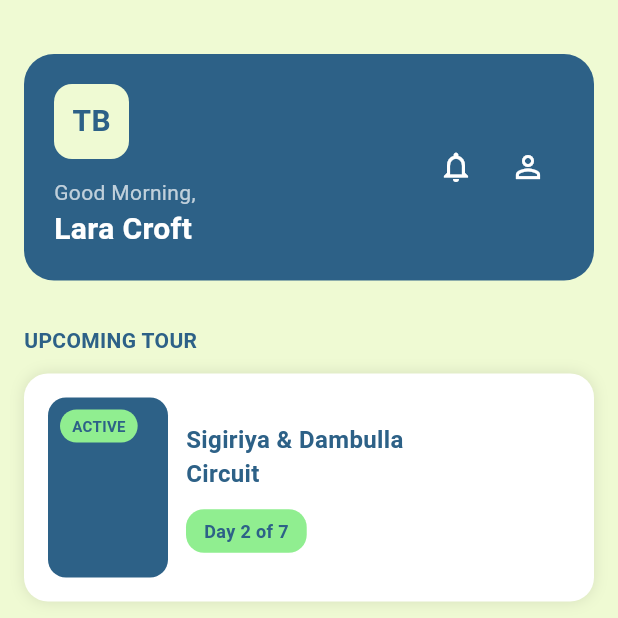
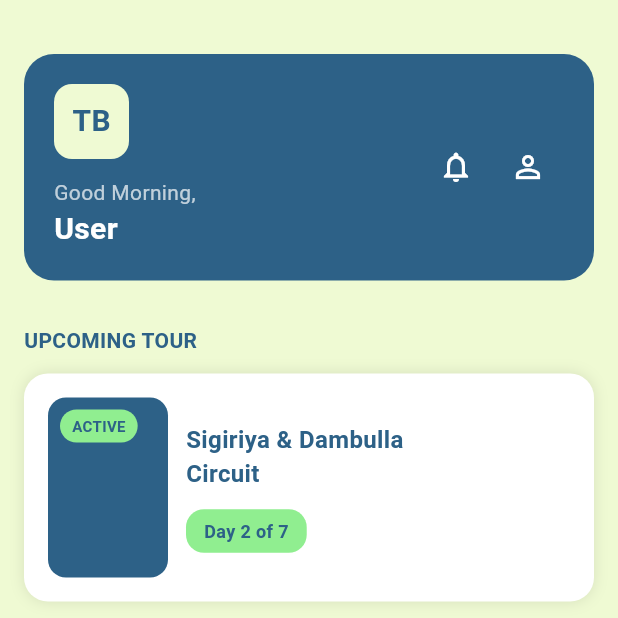
Before and after one commit to lochhapu/TourBud, a Flutter app: the MyWidget screen opened directly, after a tap on the "person outline" icon, on a phone screen of 412 x 824 dp, the top half of it. Run offline on Flutter 3.47's test engine with Material 3 defaults, Android fonts, the phone set to English and light mode, and no system bars.

Commit message:
Developed the My Trips page and more enhancements to dashboard

```diff
--- a/frontend/tour_bud/lib/config.dart
+++ b/frontend/tour_bud/lib/config.dart
@@ -1,3 +1,13 @@
 class AppConfig {
   static const String baseUrl = 'http://66.154.127.192:5000';
+  static String? authToken;
+  static String? userFullName;
+
+  static Map<String, String> get authHeaders {
+    if (authToken == null) return {};
+    return {
+      'Content-Type': 'application/json',
+      'Authorization': 'Bearer $authToken',
+    };
+  }
 }
--- a/frontend/tour_bud/lib/dashboard_page.dart
+++ b/frontend/tour_bud/lib/dashboard_page.dart
@@ -1,4 +1,8 @@
 import 'package:flutter/material.dart';
+import 'package:intl/intl.dart';
+import 'package:tour_bud/config.dart';
+import 'my_trips.dart';
+import 'widgets/bottom_nav_bar.dart';
 
 class MyWidget extends StatefulWidget {
   const MyWidget({super.key});
@@ -61,9 +65,9 @@ class _MyWidgetState extends State<MyWidget> {
                             fontSize: 14,
                           ),
                         ),
-                        const Text(
-                          "Lara Croft",
-                          style: TextStyle(
+                        Text(
+                          AppConfig.userFullName ?? "User",
+                          style: const TextStyle(
                             color: Colors.white,
                             fontSize: 20,
                             fontWeight: FontWeight.bold,
@@ -214,10 +218,10 @@ class _MyWidgetState extends State<MyWidget> {
                         ),
                       ),
                       padding: const EdgeInsets.all(16),
-                      child: const Center(
+                      child: Center(
                         child: Text(
-                          "10:30 AM",
-                          style: TextStyle(
+                          DateFormat('hh:mm a').format(DateTime.now()),
+                          style: const TextStyle(
                             fontSize: 16,
                             fontWeight: FontWeight.bold,
                             color: Color(0xFF2D6187),
@@ -297,7 +301,7 @@ class _MyWidgetState extends State<MyWidget> {
                 mainAxisSpacing: 12,
                 crossAxisSpacing: 12,
                 children: [
-                  _quickAccessCard("My Bookings", Icons.calendar_today),
+                  _quickAccessCard("My Trips", Icons.calendar_today),
                   _quickAccessCard("Book New Tours", Icons.add_rounded,
                       bgColor: const Color(0xFF5FA8D3)),
                   _quickAccessCard("Explore", Icons.explore),
@@ -311,42 +315,29 @@ class _MyWidgetState extends State<MyWidget> {
           ),
         ),
       ),
-      bottomNavigationBar: BottomNavigationBar(
+      bottomNavigationBar: CustomBottomNavBar(
         currentIndex: _selectedIndex,
         onTap: (index) {
           setState(() {
             _selectedIndex = index;
           });
         },
-        type: BottomNavigationBarType.fixed,
-        backgroundColor: const Color(0xFF2D6187),
-        selectedItemColor: const Color(0xFFEFFAD3),
-        unselectedItemColor: Colors.white70,
-        items: const [
-          BottomNavigationBarItem(
-            icon: Icon(Icons.home),
-            label: 'Home',
-          ),
-          BottomNavigationBarItem(
-            icon: Icon(Icons.wallet),
-            label: 'Budget',
-          ),
-          BottomNavigationBarItem(
-            icon: Icon(Icons.image),
-            label: 'Gallery',
-          ),
-          BottomNavigationBarItem(
-            icon: Icon(Icons.explore),
-            label: 'Explore',
-          ),
-        ],
       ),
     );
   }
 
   Widget _quickAccessCard(String label, IconData icon,
       {Color bgColor = const Color(0xFFEFFAD3)}) {
-    return Container(
+    return GestureDetector(
+      onTap: () {
+        if (label == 'My Trips') {
+          Navigator.push(
+            context,
+            MaterialPageRoute(builder: (_) => const MyTripsPage()),
+          );
+        }
+      },
+      child: Container(
         decoration: BoxDecoration(
           color: bgColor,
           borderRadius: BorderRadius.circular(16),
@@ -379,6 +370,7 @@ class _MyWidgetState extends State<MyWidget> {
             ),
           ],
         ),
+      ),
     );
   }
 }
--- /dev/null
+++ b/frontend/tour_bud/lib/widgets/bottom_nav_bar.dart
@@ -0,0 +1,58 @@
+import 'package:flutter/material.dart';
+import 'package:tour_bud/dashboard_page.dart';
+
+class CustomBottomNavBar extends StatelessWidget {
+  final int currentIndex;
+  final ValueChanged<int> onTap;
+  final Color backgroundColor;
+  final Color selectedItemColor;
+  final Color unselectedItemColor;
+
+  const CustomBottomNavBar({
+    super.key,
+    required this.currentIndex,
+    required this.onTap,
+    this.backgroundColor = const Color(0xFF2D6187),
+    this.selectedItemColor = const Color(0xFFEFFAD3),
+    this.unselectedItemColor = Colors.white70,
+  });
+
+  @override
+  Widget build(BuildContext context) {
+    return BottomNavigationBar(
+      currentIndex: currentIndex,
+      onTap: (index) {
+        onTap(index);
+        // Handle Home navigation
+        if (index == 0) {
+          Navigator.pushReplacement(
+            context,
+            MaterialPageRoute(builder: (_) => const MyWidget()),
+          );
+        }
+      },
+      type: BottomNavigationBarType.fixed,
+      backgroundColor: backgroundColor,
+      selectedItemColor: selectedItemColor,
+      unselectedItemColor: unselectedItemColor,
+      items: const [
+        BottomNavigationBarItem(
+          icon: Icon(Icons.home),
+          label: 'Home',
+        ),
+        BottomNavigationBarItem(
+          icon: Icon(Icons.wallet),
+          label: 'Budget',
+        ),
+        BottomNavigationBarItem(
+          icon: Icon(Icons.image),
+          label: 'Gallery',
+        ),
+        BottomNavigationBarItem(
+          icon: Icon(Icons.explore),
+          label: 'Explore',
+        ),
+      ],
+    );
+  }
+}
--- a/frontend/tour_bud/pubspec.yaml
+++ b/frontend/tour_bud/pubspec.yaml
@@ -35,6 +35,7 @@ dependencies:
   # Use with the CupertinoIcons class for iOS style icons.
   cupertino_icons: ^1.0.8
   http: ^1.6.0
+  intl: ^0.19.0
 
 dev_dependencies:
   flutter_test:
```
Also changed, not shown: frontend/tour_bud/lib/login_page.dart (+21 -0 lines), frontend/tour_bud/lib/my_trips.dart (added, +521 -0 lines), frontend/tour_bud/pubspec.lock. Lines whose indentation alone changed are shown as unchanged.
